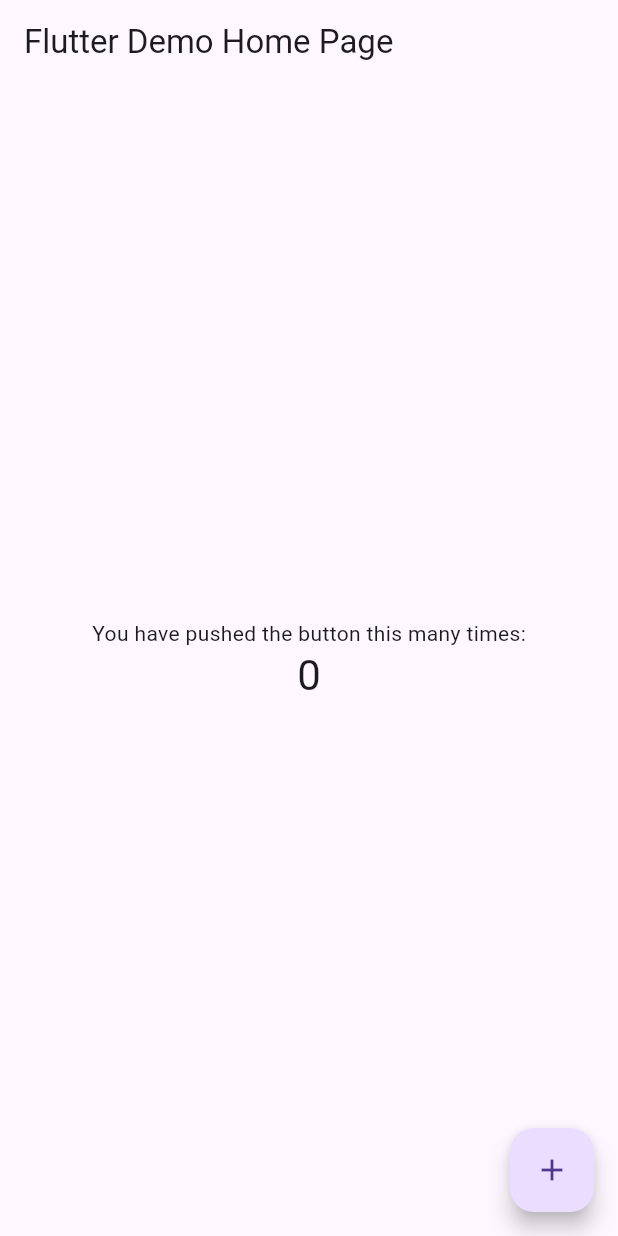
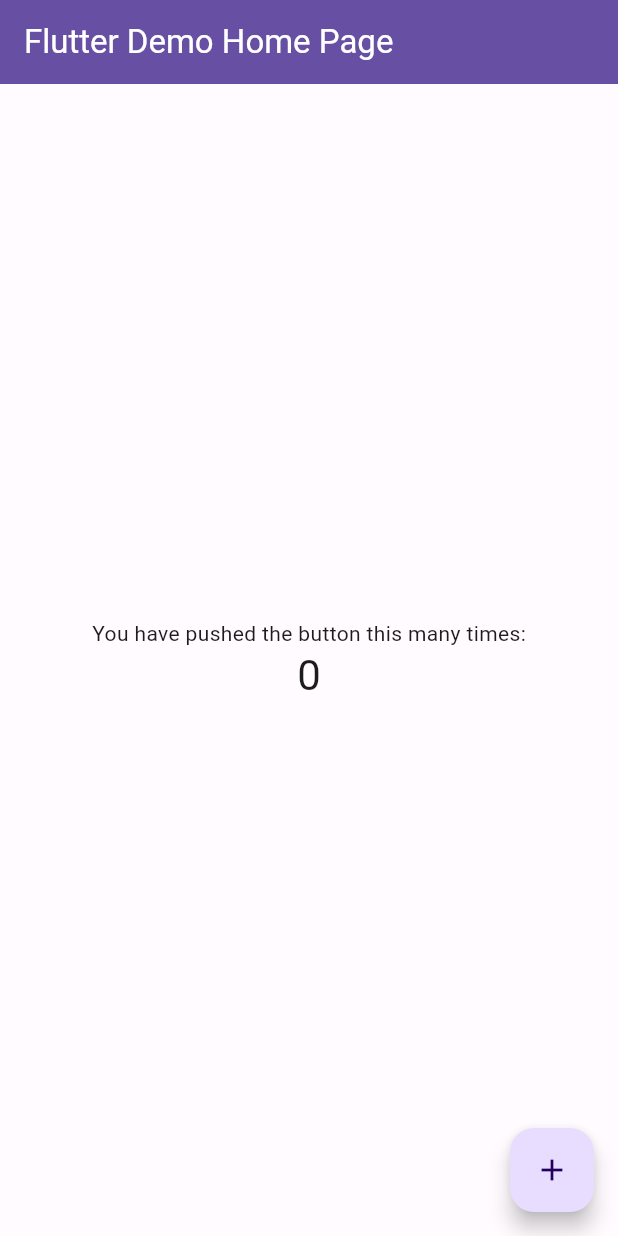
Before and after one commit to Sheriiudev/flutter_playground_project, a Flutter app: the screen it shows after launch, on a phone screen of 412 x 824 dp. Run offline on Flutter 3.47's test engine with Material 3 defaults, Android fonts, the phone set to English and light mode, and no system bars.

Commit message:
- apply material3 themes

```diff
--- /dev/null
+++ b/lib/color_schemes.dart
@@ -0,0 +1,69 @@
+import 'package:flutter/material.dart';
+
+const lightColorScheme = ColorScheme(
+  brightness: Brightness.light,
+  primary: Color(0xFF6750A4),
+  onPrimary: Color(0xFFFFFFFF),
+  primaryContainer: Color(0xFFE9DDFF),
+  onPrimaryContainer: Color(0xFF22005D),
+  secondary: Color(0xFF625B71),
+  onSecondary: Color(0xFFFFFFFF),
+  secondaryContainer: Color(0xFFE8DEF8),
+  onSecondaryContainer: Color(0xFF1E192B),
+  tertiary: Color(0xFF7E5260),
+  onTertiary: Color(0xFFFFFFFF),
+  tertiaryContainer: Color(0xFFFFD9E3),
+  onTertiaryContainer: Color(0xFF31101D),
+  error: Color(0xFFBA1A1A),
+  errorContainer: Color(0xFFFFDAD6),
+  onError: Color(0xFFFFFFFF),
+  onErrorContainer: Color(0xFF410002),
+  background: Color(0xFFFFFBFF),
+  onBackground: Color(0xFF1C1B1E),
+  surface: Color(0xFFFFFBFF),
+  onSurface: Color(0xFF1C1B1E),
+  surfaceVariant: Color(0xFFE7E0EB),
+  onSurfaceVariant: Color(0xFF49454E),
+  outline: Color(0xFF7A757F),
+  onInverseSurface: Color(0xFFF4EFF4),
+  inverseSurface: Color(0xFF313033),
+  inversePrimary: Color(0xFFCFBCFF),
+  shadow: Color(0xFF000000),
+  surfaceTint: Color(0xFF6750A4),
+  outlineVariant: Color(0xFFCAC4CF),
+  scrim: Color(0xFF000000),
+);
+
+const darkColorScheme = ColorScheme(
+  brightness: Brightness.dark,
+  primary: Color(0xFFCFBCFF),
+  onPrimary: Color(0xFF381E72),
+  primaryContainer: Color(0xFF4F378A),
+  onPrimaryContainer: Color(0xFFE9DDFF),
+  secondary: Color(0xFFCBC2DB),
+  onSecondary: Color(0xFF332D41),
+  secondaryContainer: Color(0xFF4A4458),
+  onSecondaryContainer: Color(0xFFE8DEF8),
+  tertiary: Color(0xFFEFB8C8),
+  onTertiary: Color(0xFF4A2532),
+  tertiaryContainer: Color(0xFF633B48),
+  onTertiaryContainer: Color(0xFFFFD9E3),
+  error: Color(0xFFFFB4AB),
+  errorContainer: Color(0xFF93000A),
+  onError: Color(0xFF690005),
+  onErrorContainer: Color(0xFFFFDAD6),
+  background: Color(0xFF1C1B1E),
+  onBackground: Color(0xFFE6E1E6),
+  surface: Color(0xFF1C1B1E),
+  onSurface: Color(0xFFE6E1E6),
+  surfaceVariant: Color(0xFF49454E),
+  onSurfaceVariant: Color(0xFFCAC4CF),
+  outline: Color(0xFF948F99),
+  onInverseSurface: Color(0xFF1C1B1E),
+  inverseSurface: Color(0xFFE6E1E6),
+  inversePrimary: Color(0xFF6750A4),
+  shadow: Color(0xFF000000),
+  surfaceTint: Color(0xFFCFBCFF),
+  outlineVariant: Color(0xFF49454E),
+  scrim: Color(0xFF000000),
+);
--- a/lib/main.dart
+++ b/lib/main.dart
@@ -1,4 +1,6 @@
 import 'package:flutter/material.dart';
+import 'package:flutter/services.dart';
+import 'package:flutter_playground_project/color_schemes.dart';
 
 void main() {
   runApp(const MyApp());
@@ -13,16 +15,12 @@ class MyApp extends StatelessWidget {
     return MaterialApp(
       title: 'Flutter Demo',
       theme: ThemeData(
-        // This is the theme of your application.
-        //
-        // Try running your application with "flutter run". You'll see the
-        // application has a blue toolbar. Then, without quitting the app, try
-        // changing the primarySwatch below to Colors.green and then invoke
-        // "hot reload" (press "r" in the console where you ran "flutter run",
-        // or simply save your changes to "hot reload" in a Flutter IDE).
-        // Notice that the counter didn't reset back to zero; the application
-        // is not restarted.
-        primarySwatch: Colors.blue,
+        useMaterial3: true,
+        colorScheme: lightColorScheme
+      ),
+      darkTheme: ThemeData(
+        useMaterial3: true,
+        colorScheme: darkColorScheme
       ),
       home: const MyHomePage(title: 'Flutter Demo Home Page'),
     );
@@ -73,16 +71,12 @@ class _MyHomePageState extends State<MyHomePage> {
       appBar: AppBar(
         // Here we take the value from the MyHomePage object that was created by
         // the App.build method, and use it to set our appbar title.
-        title: Text(widget.title),
+        title: Text(widget.title,style: TextStyle(color: Theme.of(context).colorScheme.onPrimary),),
+        backgroundColor: Theme.of(context).colorScheme.primary,
       ),
       body: Center(
-        // Center is a layout widget. It takes a single child and positions it
-        // in the middle of the parent.
         child: Column(
-          // Column is also a layout widget. It takes a list of children and
-          // arranges them vertically. By default, it sizes itself to fit its
-          // children horizontally, and tries to be as tall as its parent.
-          //
+
           // Invoke "debug painting" (press "p" in the console, choose the
           // "Toggle Debug Paint" action from the Flutter Inspector in Android
           // Studio, or the "Toggle Debug Paint" command in Visual Studio Code)
```
Also changed, not shown: pubspec.lock, 1 other file.
